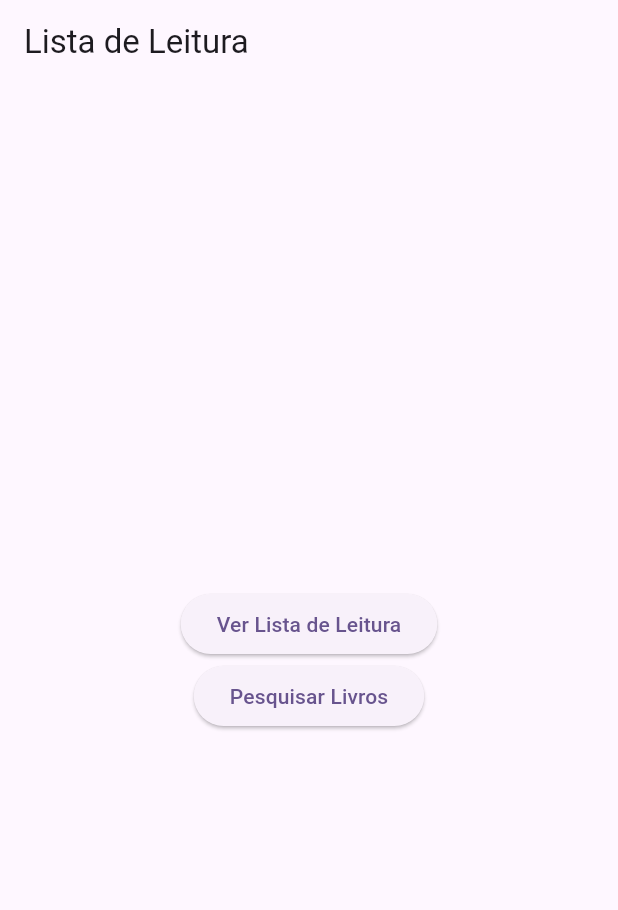
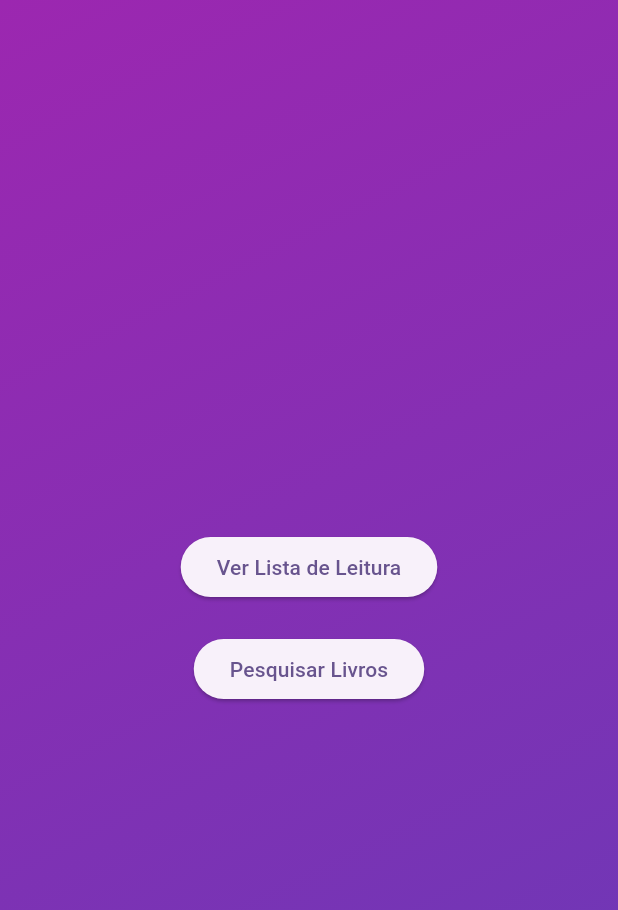
Before and after one commit to cwilliam956/lista-de-livros, a Flutter app: the screen it shows after launch, on a phone screen of 412 x 824 dp. Shown: the top 910 px of the screen. Run offline on Flutter 3.47's test engine with Material 3 defaults, Android fonts, the light colour scheme and no system bars; our stand-ins replace sqflite; accounts and stored records are empty.

Commit message:
Update main.dart

```diff
--- a/lib/main.dart
+++ b/lib/main.dart
@@ -1,6 +1,7 @@
 import 'package:flutter/material.dart';
 import 'database_helper.dart';
 import 'pagina1.dart';
+import 'pagina2.dart';
 
 void main() {
   runApp(const MyApp());
@@ -33,10 +34,15 @@ class Home extends StatelessWidget {
   @override
   Widget build(BuildContext context) {
     return Scaffold(
-      appBar: AppBar(
-        title: const Text('Lista de Leitura'),
+      body: Container(
+        decoration: const BoxDecoration(
+          gradient: LinearGradient(
+            colors: [Colors.purple, Colors.deepPurple],
+            begin: Alignment.topLeft,
+            end: Alignment.bottomRight,
           ),
-      body: Center(
+        ),
+        child: Center(
           child: Column(
             mainAxisAlignment: MainAxisAlignment.center,
             children: [
@@ -46,6 +52,7 @@ class Home extends StatelessWidget {
                 },
                 child: const Text('Ver Lista de Leitura'),
               ),
+              const SizedBox(height: 20),
               ElevatedButton(
                 onPressed: () {
                   Navigator.pushNamed(context, '/search-books');
@@ -53,6 +60,7 @@ class Home extends StatelessWidget {
                 child: const Text('Pesquisar Livros'),
               ),
             ],
+          ),
         ),
       ),
     );
@@ -84,7 +92,7 @@ class _ReadingListPageState extends State<ReadingListPage> {
 
   Future<void> _removeBook(String id) async {
     await DatabaseHelper().removeBook(id);
-    _loadBooks(); // Recarrega a lista de livros após a remoção
+    _loadBooks();
   }
 
   @override
@@ -109,6 +117,23 @@ class _ReadingListPageState extends State<ReadingListPage> {
                     icon: const Icon(Icons.delete),
                     onPressed: () => _removeBook(book['id']),
                   ),
+                  onTap: () {
+                    // Navegar para a página de detalhes do livro (Pagina2)
+                    Navigator.push(
+                      context,
+                      MaterialPageRoute(
+                        builder: (context) => Pagina2(
+                          book: {
+                            'volumeInfo': {
+                              'title': book['title'],
+                              'authors': book['authors']?.split(', '),
+                              'imageLinks': {'thumbnail': book['thumbnail']}
+                            }
+                          },
+                        ),
+                      ),
+                    );
+                  },
                 );
               },
             ),
```
Lines whose indentation alone changed are shown as unchanged.
